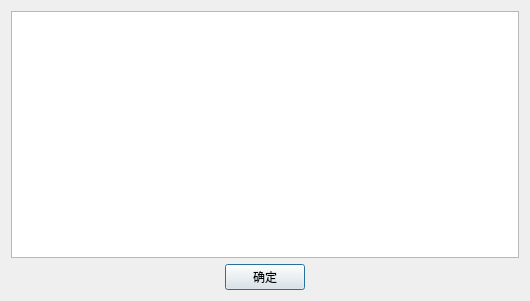
Qt form digitalIntegration/OneClickSaveDialog.ui (jiaqingguo/DI) before a commit.
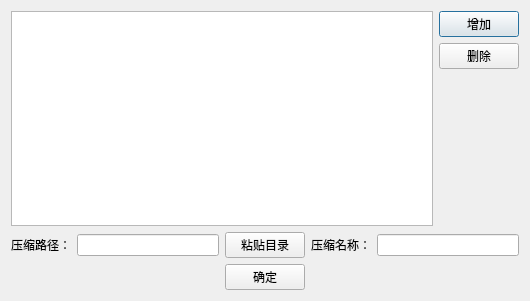
The same form after that commit.

```diff
--- a/digitalIntegration/OneClickSaveDialog.ui
+++ b/digitalIntegration/OneClickSaveDialog.ui
@@ -13,9 +13,75 @@
   <property name="windowTitle">
    <string>一键保存</string>
   </property>
-  <layout class="QVBoxLayout" name="verticalLayout">
+  <layout class="QVBoxLayout" name="verticalLayout_2">
    <item>
-    <widget class="QTableView" name="tableView"/>
+    <layout class="QHBoxLayout" name="horizontalLayout_2">
+     <item>
+      <widget class="QTableView" name="tableView"/>
+     </item>
+     <item>
+      <layout class="QVBoxLayout" name="verticalLayout">
+       <item>
+        <widget class="QPushButton" name="btnAdd">
+         <property name="text">
+          <string>增加</string>
+         </property>
+        </widget>
+       </item>
+       <item>
+        <widget class="QPushButton" name="btnDel">
+         <property name="text">
+          <string>删除</string>
+         </property>
+        </widget>
+       </item>
+       <item>
+        <spacer name="verticalSpacer">
+         <property name="orientation">
+          <enum>Qt::Vertical</enum>
+         </property>
+         <property name="sizeHint" stdset="0">
+          <size>
+           <width>20</width>
+           <height>40</height>
+          </size>
+         </property>
+        </spacer>
+       </item>
+      </layout>
+     </item>
+    </layout>
+   </item>
+   <item>
+    <layout class="QHBoxLayout" name="horizontalLayout_3">
+     <item>
+      <widget class="QLabel" name="label_2">
+       <property name="text">
+        <string>压缩路径：</string>
+       </property>
+      </widget>
+     </item>
+     <item>
+      <widget class="QLineEdit" name="lineEditDirPath"/>
+     </item>
+     <item>
+      <widget class="QPushButton" name="btnPaste">
+       <property name="text">
+        <string>粘贴目录</string>
+       </property>
+      </widget>
+     </item>
+     <item>
+      <widget class="QLabel" name="label">
+       <property name="text">
+        <string>压缩名称：</string>
+       </property>
+      </widget>
+     </item>
+     <item>
+      <widget class="QLineEdit" name="lineEditZipName"/>
+     </item>
+    </layout>
    </item>
    <item>
     <layout class="QHBoxLayout" name="horizontalLayout">
```
